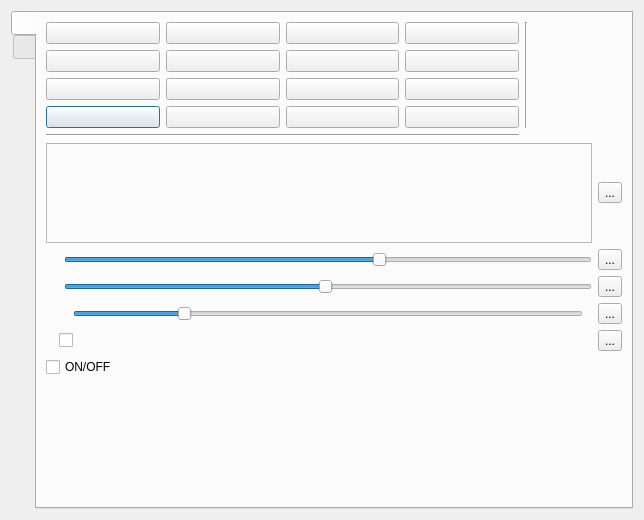
Before: the Qt Designer form showclick/showclickDialog.ui in vkohaupt/vokoShowClick, drawn with Qt 5.
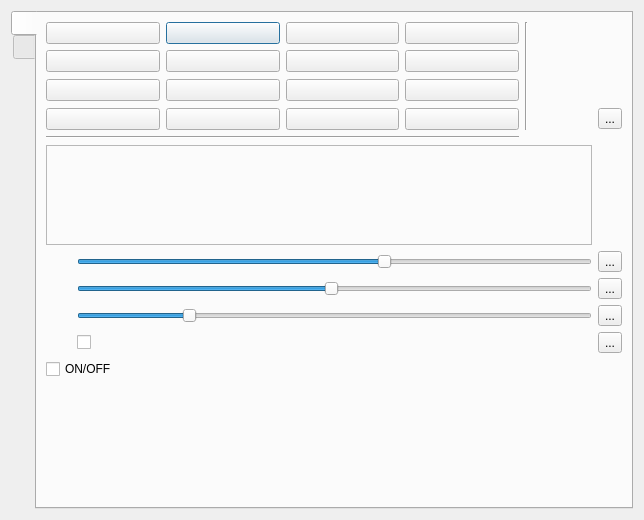
After: the same form once the commit is applied. Icons and pictures are not drawn.

```diff
--- a/showclick/showclickDialog.ui
+++ b/showclick/showclickDialog.ui
@@ -50,8 +50,53 @@
          </property>
          <item>
           <layout class="QGridLayout" name="gridLayout">
-           <item row="3" column="0">
-            <widget class="QPushButton" name="pushButton_blue">
+           <item row="0" column="1">
+            <widget class="QPushButton" name="pushButton_black">
+             <property name="autoFillBackground">
+              <bool>false</bool>
+             </property>
+             <property name="text">
+              <string/>
+             </property>
+            </widget>
+           </item>
+           <item row="1" column="0">
+            <widget class="QPushButton" name="pushButton_red">
+             <property name="text">
+              <string/>
+             </property>
+            </widget>
+           </item>
+           <item row="2" column="2">
+            <widget class="QPushButton" name="pushButton_yellow">
+             <property name="text">
+              <string/>
+             </property>
+            </widget>
+           </item>
+           <item row="0" column="5" rowspan="4">
+            <widget class="Line" name="line_2">
+             <property name="orientation">
+              <enum>Qt::Vertical</enum>
+             </property>
+            </widget>
+           </item>
+           <item row="3" column="2">
+            <widget class="QPushButton" name="pushButton_gray">
+             <property name="text">
+              <string/>
+             </property>
+            </widget>
+           </item>
+           <item row="0" column="0">
+            <widget class="QPushButton" name="pushButton_white">
+             <property name="text">
+              <string/>
+             </property>
+            </widget>
+           </item>
+           <item row="2" column="3">
+            <widget class="QPushButton" name="pushButton_darkYellow">
              <property name="text">
               <string/>
              </property>
@@ -64,6 +109,13 @@
              </property>
             </widget>
            </item>
+           <item row="1" column="3">
+            <widget class="QPushButton" name="pushButton_darkMagenta">
+             <property name="text">
+              <string/>
+             </property>
+            </widget>
+           </item>
            <item row="2" column="0">
             <widget class="QPushButton" name="pushButton_green">
              <property name="text">
@@ -71,21 +123,14 @@
              </property>
             </widget>
            </item>
-           <item row="2" column="3">
-            <widget class="QPushButton" name="pushButton_darkYellow">
+           <item row="1" column="2">
+            <widget class="QPushButton" name="pushButton_magenta">
              <property name="text">
               <string/>
              </property>
             </widget>
            </item>
-           <item row="3" column="1">
-            <widget class="QPushButton" name="pushButton_darkBlue">
-             <property name="text">
-              <string/>
-             </property>
-            </widget>
-           </item>
-           <item row="0" column="5" rowspan="4" alignment="Qt::AlignTop">
+           <item row="0" column="6" rowspan="3">
             <widget class="QToolButton" name="toolButtonBS">
              <property name="enabled">
               <bool>true</bool>
@@ -99,7 +144,7 @@
              <property name="minimumSize">
               <size>
                <width>0</width>
-               <height>100</height>
+               <height>80</height>
               </size>
              </property>
              <property name="iconSize">
@@ -113,29 +158,22 @@
              </property>
             </widget>
            </item>
-           <item row="0" column="2">
-            <widget class="QPushButton" name="pushButton_cyan">
+           <item row="2" column="1">
+            <widget class="QPushButton" name="pushButton_darkGreen">
              <property name="text">
               <string/>
              </property>
             </widget>
            </item>
-           <item row="3" column="3">
-            <widget class="QPushButton" name="pushButton_darkGray">
+           <item row="3" column="0">
+            <widget class="QPushButton" name="pushButton_blue">
              <property name="text">
               <string/>
              </property>
             </widget>
            </item>
-           <item row="1" column="2">
-            <widget class="QPushButton" name="pushButton_magenta">
-             <property name="text">
-              <string/>
-             </property>
-            </widget>
-           </item>
-           <item row="3" column="2">
-            <widget class="QPushButton" name="pushButton_gray">
+           <item row="3" column="1">
+            <widget class="QPushButton" name="pushButton_darkBlue">
              <property name="text">
               <string/>
              </property>
@@ -148,41 +186,28 @@
              </property>
             </widget>
            </item>
-           <item row="2" column="2">
-            <widget class="QPushButton" name="pushButton_yellow">
+           <item row="3" column="3">
+            <widget class="QPushButton" name="pushButton_darkGray">
              <property name="text">
               <string/>
              </property>
             </widget>
            </item>
-           <item row="0" column="1">
-            <widget class="QPushButton" name="pushButton_black">
-             <property name="autoFillBackground">
-              <bool>false</bool>
-             </property>
+           <item row="0" column="2">
+            <widget class="QPushButton" name="pushButton_cyan">
              <property name="text">
               <string/>
              </property>
             </widget>
            </item>
-           <item row="0" column="4" rowspan="4">
-            <widget class="Line" name="line_2">
-             <property name="orientation">
-              <enum>Qt::Vertical</enum>
-             </property>
-            </widget>
-           </item>
-           <item row="2" column="1">
-            <widget class="QPushButton" name="pushButton_darkGreen">
+           <item row="3" column="6" alignment="Qt::AlignRight">
+            <widget class="QToolButton" name="toolButtonColorDefault">
              <property name="text">
-              <string/>
+              <string>...</string>
              </property>
-            </widget>
-           </item>
-           <item row="1" column="3">
-            <widget class="QPushButton" name="pushButton_darkMagenta">
-             <property name="text">
-              <string/>
+             <property name="icon">
+              <iconset resource="../showclick.qrc">
+               <normaloff>:/pictures/showclick/undo.png</normaloff>:/pictures/showclick/undo.png</iconset>
              </property>
             </widget>
            </item>
@@ -193,122 +218,27 @@
              </property>
             </widget>
            </item>
-           <item row="1" column="0">
-            <widget class="QPushButton" name="pushButton_red">
-             <property name="text">
-              <string/>
-             </property>
-            </widget>
-           </item>
-           <item row="0" column="0">
-            <widget class="QPushButton" name="pushButton_white">
-             <property name="text">
-              <string/>
-             </property>
-            </widget>
-           </item>
           </layout>
          </item>
          <item>
-          <layout class="QHBoxLayout" name="horizontalLayout_7">
-           <item>
-            <widget class="QFrame" name="frame_3">
-             <property name="sizePolicy">
-              <sizepolicy hsizetype="Preferred" vsizetype="Fixed">
-               <horstretch>0</horstretch>
-               <verstretch>0</verstretch>
-              </sizepolicy>
-             </property>
-             <property name="minimumSize">
-              <size>
-               <width>0</width>
-               <height>100</height>
-              </size>
-             </property>
-             <property name="frameShape">
-              <enum>QFrame::StyledPanel</enum>
-             </property>
-             <property name="frameShadow">
-              <enum>QFrame::Raised</enum>
-             </property>
-             <layout class="QHBoxLayout" name="horizontalLayout_9"/>
-            </widget>
-           </item>
-           <item>
-            <widget class="QToolButton" name="toolButtonColorDefault">
-             <property name="text">
-              <string>...</string>
-             </property>
-             <property name="icon">
-              <iconset resource="../showclick.qrc">
-               <normaloff>:/pictures/showclick/undo.png</normaloff>:/pictures/showclick/undo.png</iconset>
-             </property>
-            </widget>
-           </item>
-          </layout>
-         </item>
-         <item>
-          <layout class="QHBoxLayout" name="horizontalLayout_4">
-           <property name="leftMargin">
-            <number>5</number>
-           </property>
-           <item>
-            <widget class="QLabel" name="label_6">
-             <property name="maximumSize">
-              <size>
-               <width>34</width>
-               <height>13</height>
-              </size>
-             </property>
-             <property name="text">
-              <string/>
-             </property>
-             <property name="pixmap">
-              <pixmap resource="../showclick.qrc">:/pictures/showclick/cursor.png</pixmap>
-             </property>
-             <property name="scaledContents">
-              <bool>true</bool>
-             </property>
-            </widget>
-           </item>
-           <item>
-            <widget class="QSlider" name="horizontalSliderCircle">
+          <layout class="QGridLayout" name="gridLayout_3">
+           <item row="3" column="1">
+            <widget class="QSlider" name="horizontalSliderShowtime">
              <property name="minimum">
-              <number>20</number>
+              <number>1</number>
              </property>
              <property name="maximum">
-              <number>70</number>
+              <number>20</number>
              </property>
              <property name="value">
-              <number>50</number>
-             </property>
-             <property name="sliderPosition">
-              <number>50</number>
+              <number>5</number>
              </property>
              <property name="orientation">
               <enum>Qt::Horizontal</enum>
              </property>
             </widget>
            </item>
-           <item>
-            <widget class="QToolButton" name="toolButtonSliderCircleDefault">
-             <property name="text">
-              <string>...</string>
-             </property>
-             <property name="icon">
-              <iconset resource="../showclick.qrc">
-               <normaloff>:/pictures/showclick/undo.png</normaloff>:/pictures/showclick/undo.png</iconset>
-             </property>
-            </widget>
-           </item>
-          </layout>
-         </item>
-         <item>
-          <layout class="QHBoxLayout" name="horizontalLayout_8">
-           <property name="leftMargin">
-            <number>5</number>
-           </property>
-           <item>
+           <item row="2" column="0" alignment="Qt::AlignHCenter">
             <widget class="QLabel" name="label_7">
              <property name="maximumSize">
               <size>
@@ -327,23 +257,41 @@
              </property>
             </widget>
            </item>
-           <item>
-            <widget class="QSlider" name="horizontalSliderOpacity">
-             <property name="minimum">
-              <number>1</number>
+           <item row="3" column="0" alignment="Qt::AlignHCenter">
+            <widget class="QLabel" name="label_4">
+             <property name="minimumSize">
+              <size>
+               <width>25</width>
+               <height>0</height>
+              </size>
              </property>
-             <property name="maximum">
-              <number>100</number>
+             <property name="maximumSize">
+              <size>
+               <width>25</width>
+               <height>34</height>
+              </size>
              </property>
-             <property name="sliderPosition">
-              <number>50</number>
+             <property name="sizeIncrement">
+              <size>
+               <width>0</width>
+               <height>0</height>
+              </size>
              </property>
-             <property name="orientation">
-              <enum>Qt::Horizontal</enum>
+             <property name="text">
+              <string/>
+             </property>
+             <property name="pixmap">
+              <pixmap resource="../showclick.qrc">:/pictures/showclick/sandglass.png</pixmap>
+             </property>
+             <property name="scaledContents">
+              <bool>true</bool>
+             </property>
+             <property name="margin">
+              <number>0</number>
              </property>
             </widget>
            </item>
-           <item>
+           <item row="2" column="2">
             <widget class="QToolButton" name="toolButtonSliderOpacityDefault">
              <property name="text">
               <string>...</string>
@@ -354,86 +302,18 @@
              </property>
             </widget>
            </item>
-          </layout>
-         </item>
-         <item>
-          <layout class="QGridLayout" name="gridLayout_2">
-           <item row="9" column="0">
-            <layout class="QHBoxLayout" name="horizontalLayout_3">
-             <property name="spacing">
-              <number>15</number>
+           <item row="1" column="2">
+            <widget class="QToolButton" name="toolButtonSliderCircleDefault">
+             <property name="text">
+              <string>...</string>
              </property>
-             <property name="leftMargin">
-              <number>5</number>
+             <property name="icon">
+              <iconset resource="../showclick.qrc">
+               <normaloff>:/pictures/showclick/undo.png</normaloff>:/pictures/showclick/undo.png</iconset>
              </property>
-             <property name="topMargin">
-              <number>0</number>
-             </property>
-             <property name="rightMargin">
-              <number>0</number>
-             </property>
-             <item>
-              <widget class="QLabel" name="label_4">
-               <property name="maximumSize">
-                <size>
-                 <width>25</width>
-                 <height>35</height>
-                </size>
-               </property>
-               <property name="sizeIncrement">
-                <size>
-                 <width>0</width>
-                 <height>0</height>
-                </size>
-               </property>
-               <property name="text">
-                <string/>
-               </property>
-               <property name="pixmap">
-                <pixmap resource="../showclick.qrc">:/pictures/showclick/sandglass.png</pixmap>
-               </property>
-               <property name="scaledContents">
-                <bool>true</bool>
-               </property>
-               <property name="margin">
-                <number>0</number>
-               </property>
-              </widget>
-             </item>
-             <item>
-              <widget class="QSlider" name="horizontalSliderShowtime">
-               <property name="minimum">
-                <number>1</number>
-               </property>
-               <property name="maximum">
-                <number>20</number>
-               </property>
-               <property name="value">
-                <number>5</number>
-               </property>
-               <property name="orientation">
-                <enum>Qt::Horizontal</enum>
-               </property>
-              </widget>
-             </item>
-             <item>
-              <widget class="QToolButton" name="toolButtonShowTimeDefault">
-               <property name="text">
-                <string>...</string>
-               </property>
-               <property name="icon">
-                <iconset resource="../showclick.qrc">
-                 <normaloff>:/pictures/showclick/undo.png</normaloff>:/pictures/showclick/undo.png</iconset>
-               </property>
-              </widget>
-             </item>
-            </layout>
+            </widget>
            </item>
-          </layout>
-         </item>
-         <item>
-          <layout class="QHBoxLayout" name="horizontalLayout_6">
-           <item>
+           <item row="4" column="0" alignment="Qt::AlignHCenter">
             <widget class="QLabel" name="label_5">
              <property name="maximumSize">
               <size>
@@ -452,27 +332,44 @@
              </property>
             </widget>
            </item>
-           <item>
+           <item row="3" column="2">
+            <widget class="QToolButton" name="toolButtonShowTimeDefault">
+             <property name="text">
+              <string>...</string>
+             </property>
+             <property name="icon">
+              <iconset resource="../showclick.qrc">
+               <normaloff>:/pictures/showclick/undo.png</normaloff>:/pictures/showclick/undo.png</iconset>
+             </property>
+            </widget>
+           </item>
+           <item row="1" column="1">
+            <widget class="QSlider" name="horizontalSliderCircle">
+             <property name="minimum">
+              <number>20</number>
+             </property>
+             <property name="maximum">
+              <number>70</number>
+             </property>
+             <property name="value">
+              <number>50</number>
+             </property>
+             <property name="sliderPosition">
+              <number>50</number>
+             </property>
+             <property name="orientation">
+              <enum>Qt::Horizontal</enum>
+             </property>
+            </widget>
+           </item>
+           <item row="4" column="1">
             <widget class="QCheckBox" name="checkBoxRadiant">
              <property name="text">
               <string/>
              </property>
             </widget>
            </item>
-           <item>
-            <spacer name="horizontalSpacer_3">
-             <property name="orientation">
-              <enum>Qt::Horizontal</enum>
-             </property>
-             <property name="sizeHint" stdset="0">
-              <size>
-               <width>40</width>
-               <height>20</height>
-              </size>
-             </property>
-            </spacer>
-           </item>
-           <item>
+           <item row="4" column="2">
             <widget class="QToolButton" name="toolButtonRadiantDefault">
              <property name="text">
               <string>...</string>
@@ -483,6 +380,64 @@
              </property>
             </widget>
            </item>
+           <item row="2" column="1">
+            <widget class="QSlider" name="horizontalSliderOpacity">
+             <property name="minimum">
+              <number>1</number>
+             </property>
+             <property name="maximum">
+              <number>100</number>
+             </property>
+             <property name="sliderPosition">
+              <number>50</number>
+             </property>
+             <property name="orientation">
+              <enum>Qt::Horizontal</enum>
+             </property>
+            </widget>
+           </item>
+           <item row="1" column="0" alignment="Qt::AlignHCenter">
+            <widget class="QLabel" name="label_6">
+             <property name="maximumSize">
+              <size>
+               <width>34</width>
+               <height>13</height>
+              </size>
+             </property>
+             <property name="text">
+              <string/>
+             </property>
+             <property name="pixmap">
+              <pixmap resource="../showclick.qrc">:/pictures/showclick/cursor.png</pixmap>
+             </property>
+             <property name="scaledContents">
+              <bool>true</bool>
+             </property>
+            </widget>
+           </item>
+           <item row="0" column="0" colspan="2">
+            <widget class="QFrame" name="frame_3">
+             <property name="sizePolicy">
+              <sizepolicy hsizetype="Preferred" vsizetype="Fixed">
+               <horstretch>0</horstretch>
+               <verstretch>0</verstretch>
+              </sizepolicy>
+             </property>
+             <property name="minimumSize">
+              <size>
+               <width>0</width>
+               <height>100</height>
+              </size>
+             </property>
+             <property name="frameShape">
+              <enum>QFrame::StyledPanel</enum>
+             </property>
+             <property name="frameShadow">
+              <enum>QFrame::Raised</enum>
+             </property>
+             <layout class="QHBoxLayout" name="horizontalLayout_9"/>
+            </widget>
+           </item>
           </layout>
          </item>
          <item>
```
